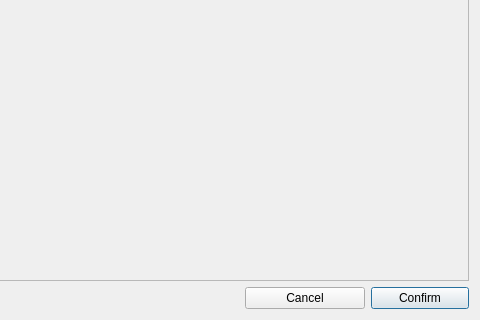
Old version of the form batch_dialog.ui in the repository WilsonImmunologyLab/VGenes; both pictures show x 207 to 687 and y 365 to 685 of the 687 by 685 pixel window.
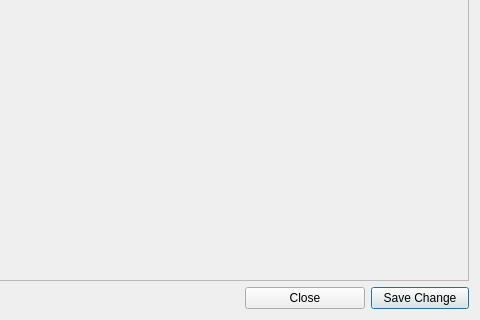
New version of the form.

Patch:
```diff
--- a/batch_dialog.ui
+++ b/batch_dialog.ui
@@ -23,7 +23,7 @@
       </size>
      </property>
      <property name="text">
-      <string>Cancel</string>
+      <string>Close</string>
      </property>
     </widget>
    </item>
@@ -92,7 +92,7 @@
       </size>
      </property>
      <property name="text">
-      <string>Confirm</string>
+      <string>Save Change</string>
      </property>
      <property name="default">
       <bool>true</bool>
```
